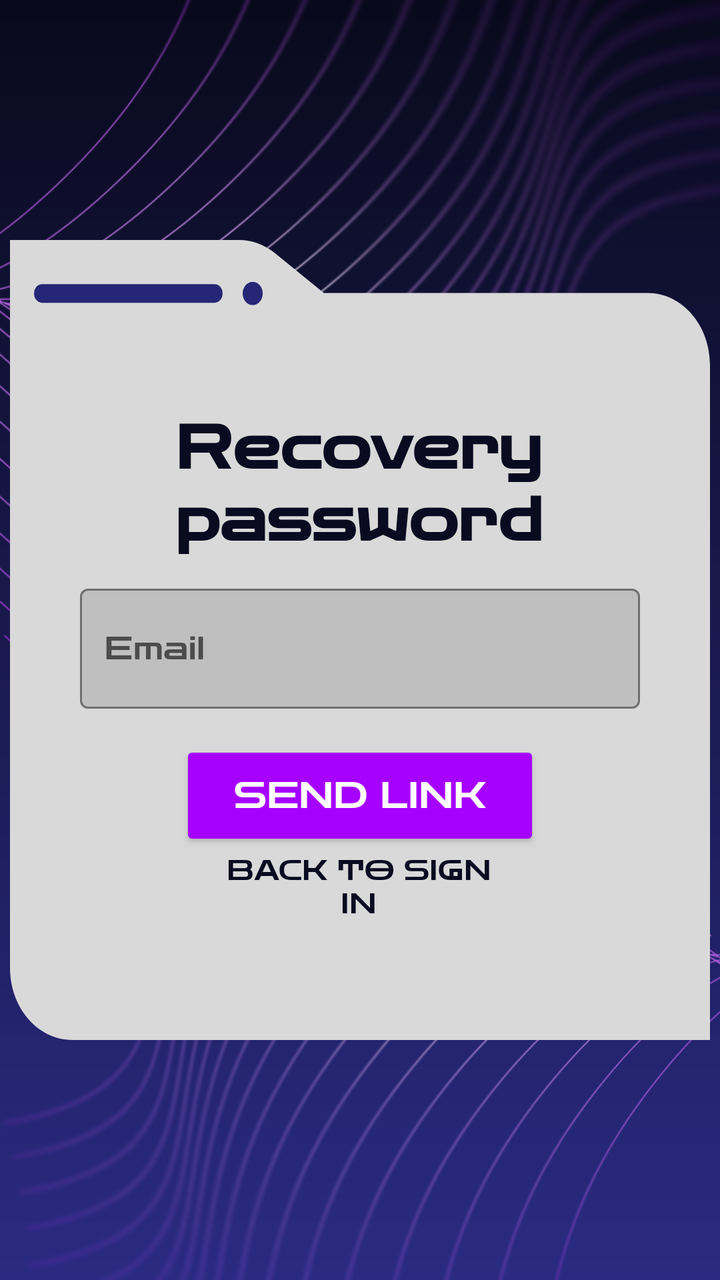
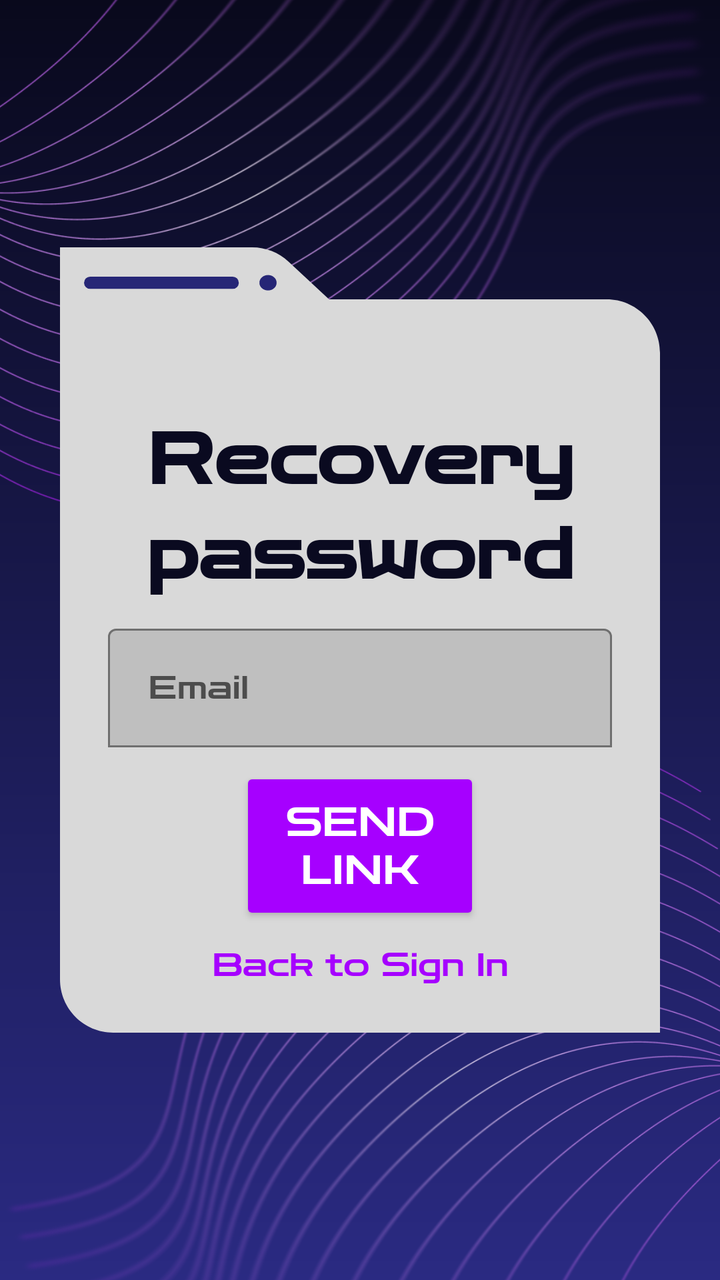

Two renders of the same Android screen: before a commit and after it. Below are the layout's source before the change and the commit's diff.
<!-- AndroidManifest.xml: application theme Theme.MaterialComponents.DayNight.NoActionBar -->
<!-- res/layout/activity_recovery.xml -->
<?xml version="1.0" encoding="utf-8"?>
<androidx.constraintlayout.widget.ConstraintLayout
    xmlns:android="http://schemas.android.com/apk/res/android"
    xmlns:app="http://schemas.android.com/apk/res-auto"
    xmlns:tools="http://schemas.android.com/tools"
    android:layout_width="match_parent"
    android:layout_height="match_parent">

    
    <ImageView
        android:id="@+id/gradientBg"
        android:layout_width="0dp"
        android:layout_height="0dp"
        android:scaleType="fitXY"
        android:src="@drawable/gradient_bg"
        app:layout_constraintBottom_toBottomOf="parent"
        app:layout_constraintEnd_toEndOf="parent"
        app:layout_constraintStart_toStartOf="parent"
        app:layout_constraintTop_toTopOf="parent" />

    
    <ImageView
        android:id="@+id/linesTopLeft"
        android:layout_width="550dp"
        android:layout_height="500dp"
        android:layout_marginStart="-175dp"
        android:layout_marginTop="-130dp"
        android:alpha="1"
        android:src="@drawable/lines2_2"
        app:layout_constraintStart_toStartOf="parent"
        app:layout_constraintTop_toTopOf="parent" />

    <ImageView
        android:id="@+id/linesBottomRight"
        android:layout_width="550dp"
        android:layout_height="500dp"
        android:layout_marginEnd="-175dp"
        android:layout_marginBottom="-130dp"
        android:alpha="1"
        android:src="@drawable/lines2_1"
        app:layout_constraintBottom_toBottomOf="parent"
        app:layout_constraintEnd_toEndOf="parent" />

    
    <ImageView
        android:id="@+id/contentBackground"
        android:layout_width="350dp"
        android:layout_height="400dp"
        android:src="@drawable/back_window_1"
        android:scaleType="fitXY"
        android:alpha="1"
        app:layout_constraintTop_toTopOf="parent"
        app:layout_constraintBottom_toBottomOf="parent"
        app:layout_constraintStart_toStartOf="parent"
        app:layout_constraintEnd_toEndOf="parent" />

    

    

    <TextView
        android:id="@+id/titleText"
        android:layout_width="271dp"
        android:layout_height="84dp"
        android:layout_marginTop="80dp"
        android:fontFamily="@font/zen_dots"
        android:gravity="center"
        android:text="Recovery password"
        android:textColor="#0A0A20"
        android:textSize="30sp"
        android:textStyle="bold"
        app:layout_constraintEnd_toEndOf="@id/contentBackground"
        app:layout_constraintHorizontal_bias="0.493"
        app:layout_constraintStart_toStartOf="@id/contentBackground"
        app:layout_constraintTop_toTopOf="@id/contentBackground" />

    <com.google.android.material.textfield.TextInputLayout
        android:id="@+id/emailLayout"
        android:layout_width="280dp"
        android:layout_height="wrap_content"
        android:layout_marginTop="5dp"
        android:hint="Email"
        app:boxBackgroundMode="outline"
        app:boxStrokeColor="#0A0A20"
        app:boxCornerRadiusTopStart="4dp"
        app:boxCornerRadiusTopEnd="4dp"
        app:boxCornerRadiusBottomStart="4dp"
        app:boxCornerRadiusBottomEnd="4dp"
        app:layout_constraintTop_toBottomOf="@id/titleText"
        app:layout_constraintStart_toStartOf="@id/contentBackground"
        app:layout_constraintEnd_toEndOf="@id/contentBackground">

        <com.google.android.material.textfield.TextInputEditText
            android:id="@+id/emailInput"
            android:layout_width="match_parent"
            android:layout_height="60dp"
            android:fontFamily="@font/zen_dots"
            android:inputType="textEmailAddress"
            android:padding="12dp"
            android:textColor="#0A0A20" />

    </com.google.android.material.textfield.TextInputLayout>

    
    <Button
        android:id="@+id/sendLinkButton"
        android:layout_width="180dp"
        android:layout_height="55dp"
        android:layout_marginTop="16dp"
        android:fontFamily="@font/zen_dots"
        android:text="Send link"
        android:textColor="#FFFFFF"
        android:textSize="18sp"
        app:backgroundTint="#A600FF"
        app:cornerRadius="4dp"
        app:layout_constraintEnd_toEndOf="@id/contentBackground"
        app:layout_constraintStart_toStartOf="@id/contentBackground"
        app:layout_constraintTop_toBottomOf="@id/emailLayout" />

    
    <Button
        android:id="@+id/backToSignInButton"
        android:layout_width="143dp"
        android:layout_height="34dp"
        android:background="@android:color/transparent"
        android:clickable="true"
        android:focusable="true"
        android:fontFamily="@font/zen_dots"
        android:padding="1dp"
        android:text="Back to sign in"
        android:textColor="#0A0A20"
        android:textSize="14sp"
        app:backgroundTint="@android:color/transparent"
        app:layout_constraintEnd_toEndOf="@id/contentBackground"
        app:layout_constraintHorizontal_bias="0.497"
        app:layout_constraintStart_toStartOf="@id/contentBackground"
        app:layout_constraintTop_toBottomOf="@id/sendLinkButton" />

</androidx.constraintlayout.widget.ConstraintLayout>
<!-- resources referenced by this layout -->
<resources>
  <!-- drawable back_window_1 (drawable) -->
  <vector xmlns:android="http://schemas.android.com/apk/res/android"
      android:width="349dp"
      android:height="344dp"
      android:viewportWidth="349"
      android:viewportHeight="344">
    <path
        android:pathData="M114.22,0C120.58,0 126.8,1.96 132.01,5.62L156.5,22.79H318C335.12,22.79 349,36.67 349,53.79V344H31C13.88,344 0,330.12 0,313V0H114.22Z"
        android:fillColor="#D9D9D9"/>
    <path
        android:pathData="M126,23C126,25.76 123.76,28 121,28C118.24,28 116,25.76 116,23C116,20.24 118.24,18 121,18C123.76,18 126,20.24 126,23Z"
        android:fillColor="#262676"/>
    <path
        android:pathData="M16,19L102,19A4,4 0,0 1,106 23L106,23A4,4 0,0 1,102 27L16,27A4,4 0,0 1,12 23L12,23A4,4 0,0 1,16 19z"
        android:fillColor="#262676"/>
  </vector>
  <!-- drawable gradient_bg (drawable) -->
  <shape xmlns:android="http://schemas.android.com/apk/res/android">
      <gradient
          android:startColor="#09091C"
          android:endColor="#2A2A82"
          android:angle="270"/>
  </shape>
  <!-- drawable lines2_1: png bitmap (drawable, 464063 bytes) -->
  <!-- drawable lines2_2: png bitmap (drawable, 445353 bytes) -->
</resources>

<!-- the commit's change to res/layout/activity_recovery.xml (unified diff, before → after) -->
@@ -6,7 +6,6 @@
     android:layout_width="match_parent"
     android:layout_height="match_parent">
 
-    
     <ImageView
         android:id="@+id/gradientBg"
         android:layout_width="0dp"
@@ -18,121 +17,136 @@
         app:layout_constraintStart_toStartOf="parent"
         app:layout_constraintTop_toTopOf="parent" />
 
-    
     <ImageView
         android:id="@+id/linesTopLeft"
-        android:layout_width="550dp"
-        android:layout_height="500dp"
-        android:layout_marginStart="-175dp"
-        android:layout_marginTop="-130dp"
-        android:alpha="1"
-        android:src="@drawable/lines2_2"
+        android:layout_width="wrap_content"
+        android:layout_height="wrap_content"
+        android:scaleX="1.55"
+        android:scaleY="1.2"
+        android:layout_marginStart="-100dp"
+        android:layout_marginTop="-250dp"
         app:layout_constraintStart_toStartOf="parent"
-        app:layout_constraintTop_toTopOf="parent" />
+        app:layout_constraintTop_toTopOf="parent"
+        android:src="@drawable/lines2_2" />
 
     <ImageView
-        android:id="@+id/linesBottomRight"
-        android:layout_width="550dp"
-        android:layout_height="500dp"
-        android:layout_marginEnd="-175dp"
-        android:layout_marginBottom="-130dp"
-        android:alpha="1"
-        android:src="@drawable/lines2_1"
-        app:layout_constraintBottom_toBottomOf="parent"
-        app:layout_constraintEnd_toEndOf="parent" />
+        android:id="@+id/linesTopRight"
+        android:layout_width="wrap_content"
+        android:layout_height="wrap_content"
+        android:scaleX="1.55"
+        android:scaleY="1.2"
+        android:layout_marginStart="100dp"
+        android:layout_marginTop="250dp"
+        app:layout_constraintStart_toStartOf="parent"
+        app:layout_constraintTop_toTopOf="parent"
+        android:src="@drawable/lines2_1" />
 
-    
     <ImageView
         android:id="@+id/contentBackground"
-        android:layout_width="350dp"
-        android:layout_height="400dp"
+        android:layout_width="0dp"
+        android:layout_height="0dp"
+        android:layout_margin="30dp"
+        app:layout_constraintDimensionRatio="9:16"
         android:src="@drawable/back_window_1"
-        android:scaleType="fitXY"
-        android:alpha="1"
+        app:layout_constraintBottom_toBottomOf="parent"
+        app:layout_constraintEnd_toEndOf="parent"
+        app:layout_constraintStart_toStartOf="parent"
         app:layout_constraintTop_toTopOf="parent"
-        app:layout_constraintBottom_toBottomOf="parent"
-        app:layout_constraintStart_toStartOf="parent"
-        app:layout_constraintEnd_toEndOf="parent" />
+        app:layout_constraintVertical_bias="0.5" />
 
-    
+    <LinearLayout
+        android:id="@+id/titleContainer"
+        android:layout_width="wrap_content"
+        android:layout_height="wrap_content"
+        android:orientation="vertical"
+        android:gravity="center"
+        app:layout_constraintStart_toStartOf="@id/contentBackground"
+        app:layout_constraintEnd_toEndOf="@id/contentBackground"
+        app:layout_constraintTop_toTopOf="@id/contentBackground"
+        app:layout_constraintBottom_toBottomOf="@id/contentBackground"
+        app:layout_constraintVertical_bias="0.35">
 
-    
+        <TextView
+            android:id="@+id/titleText_1"
+            android:layout_width="wrap_content"
+            android:layout_height="wrap_content"
+            android:fontFamily="@font/zen_dots"
+            android:text="@string/recovery_1"
+            android:textColor="@color/dark_blue"
+            android:textSize="35sp"
+            android:textStyle="bold"
+            android:gravity="center" />
 
-    <TextView
-        android:id="@+id/titleText"
-        android:layout_width="271dp"
-        android:layout_height="84dp"
-        android:layout_marginTop="80dp"
-        android:fontFamily="@font/zen_dots"
-        android:gravity="center"
-        android:text="Recovery password"
-        android:textColor="#0A0A20"
-        android:textSize="30sp"
-        android:textStyle="bold"
-        app:layout_constraintEnd_toEndOf="@id/contentBackground"
-        app:layout_constraintHorizontal_bias="0.493"
-        app:layout_constraintStart_toStartOf="@id/contentBackground"
-        app:layout_constraintTop_toTopOf="@id/contentBackground" />
+        <TextView
+            android:id="@+id/titleText_2"
+            android:layout_width="wrap_content"
+            android:layout_height="wrap_content"
+            android:fontFamily="@font/zen_dots"
+            android:text="@string/recovery_2"
+            android:textColor="@color/dark_blue"
+            android:textSize="35sp"
+            android:textStyle="bold"
+            android:gravity="center"
+            android:layout_marginTop="4dp" />
+
+    </LinearLayout>
 
     <com.google.android.material.textfield.TextInputLayout
         android:id="@+id/emailLayout"
-        android:layout_width="280dp"
+        android:layout_width="0dp"
         android:layout_height="wrap_content"
-        android:layout_marginTop="5dp"
-        android:hint="Email"
+        android:layout_marginStart="24dp"
+        android:layout_marginEnd="24dp"
+        android:layout_marginTop="10dp"
+        android:hint="@string/email"
         app:boxBackgroundMode="outline"
-        app:boxStrokeColor="#0A0A20"
-        app:boxCornerRadiusTopStart="4dp"
-        app:boxCornerRadiusTopEnd="4dp"
-        app:boxCornerRadiusBottomStart="4dp"
-        app:boxCornerRadiusBottomEnd="4dp"
-        app:layout_constraintTop_toBottomOf="@id/titleText"
+        app:boxCornerRadius="4dp"
+        app:layout_constraintTop_toBottomOf="@id/titleContainer"
         app:layout_constraintStart_toStartOf="@id/contentBackground"
         app:layout_constraintEnd_toEndOf="@id/contentBackground">
 
         <com.google.android.material.textfield.TextInputEditText
             android:id="@+id/emailInput"
             android:layout_width="match_parent"
-            android:layout_height="60dp"
+            android:layout_height="wrap_content"
+            android:textColor="@color/dark_blue"
+            android:padding="20dp"
             android:fontFamily="@font/zen_dots"
-            android:inputType="textEmailAddress"
-            android:padding="12dp"
-            android:textColor="#0A0A20" />
+            android:inputType="textEmailAddress" />
 
     </com.google.android.material.textfield.TextInputLayout>
 
-    
     <Button
         android:id="@+id/sendLinkButton"
-        android:layout_width="180dp"
-        android:layout_height="55dp"
-        android:layout_marginTop="16dp"
+        android:layout_width="0dp"
+        android:layout_height="wrap_content"
+        android:layout_marginTop="10dp"
+        android:layout_marginStart="90dp"
+        android:padding="15dp"
+        android:layout_marginEnd="90dp"
         android:fontFamily="@font/zen_dots"
-        android:text="Send link"
-        android:textColor="#FFFFFF"
-        android:textSize="18sp"
-        app:backgroundTint="#A600FF"
+        android:text="@string/send_link"
+        android:textColor="@color/white_text"
+        android:textSize="20sp"
+        app:backgroundTint="@color/purple"
         app:cornerRadius="4dp"
         app:layout_constraintEnd_toEndOf="@id/contentBackground"
         app:layout_constraintStart_toStartOf="@id/contentBackground"
         app:layout_constraintTop_toBottomOf="@id/emailLayout" />
 
-    
-    <Button
-        android:id="@+id/backToSignInButton"
-        android:layout_width="143dp"
-        android:layout_height="34dp"
-        android:background="@android:color/transparent"
+    <TextView
+        android:id="@+id/registerNowText"
+        android:layout_width="wrap_content"
+        android:layout_height="wrap_content"
+        android:layout_marginTop="2dp"
+        android:fontFamily="@font/zen_dots"
+        android:text="@string/back_to_sign_in"
+        android:textColor="@color/purple"
+        android:textSize="16sp"
         android:clickable="true"
         android:focusable="true"
-        android:fontFamily="@font/zen_dots"
-        android:padding="1dp"
-        android:text="Back to sign in"
-        android:textColor="#0A0A20"
-        android:textSize="14sp"
-        app:backgroundTint="@android:color/transparent"
+        android:padding="8dp"
         app:layout_constraintEnd_toEndOf="@id/contentBackground"
-        app:layout_constraintHorizontal_bias="0.497"
         app:layout_constraintStart_toStartOf="@id/contentBackground"
         app:layout_constraintTop_toBottomOf="@id/sendLinkButton" />
 
<!-- resource entries referenced after the edit -->
@@ -1,19 +1,22 @@
 <!-- resources referenced by this layout -->
 <resources>
+  <color name="dark_blue">#0A0A20</color>
+  <color name="purple">#A600FF</color>
+  <color name="white_text">#FFFFFF</color>
   <!-- drawable back_window_1 (drawable) -->
   <vector xmlns:android="http://schemas.android.com/apk/res/android"
       android:width="349dp"
-      android:height="344dp"
+      android:height="457dp"
       android:viewportWidth="349"
-      android:viewportHeight="344">
+      android:viewportHeight="457">
     <path
-        android:pathData="M114.22,0C120.58,0 126.8,1.96 132.01,5.62L156.5,22.79H318C335.12,22.79 349,36.67 349,53.79V344H31C13.88,344 0,330.12 0,313V0H114.22Z"
+        android:pathData="M111.8,0C119.64,0 127.19,2.97 132.93,8.32L156.5,30.27H318C335.12,30.27 349,44.15 349,61.27V457H31C13.88,457 0,443.12 0,426V0H111.8Z"
         android:fillColor="#D9D9D9"/>
     <path
-        android:pathData="M126,23C126,25.76 123.76,28 121,28C118.24,28 116,25.76 116,23C116,20.24 118.24,18 121,18C123.76,18 126,20.24 126,23Z"
+        android:pathData="M17.58,17.03L100.42,17.03A3.58,3.58 0,0 1,104 20.61L104,20.61A3.58,3.58 0,0 1,100.42 24.19L17.58,24.19A3.58,3.58 0,0 1,14 20.61L14,20.61A3.58,3.58 0,0 1,17.58 17.03z"
         android:fillColor="#262676"/>
     <path
-        android:pathData="M16,19L102,19A4,4 0,0 1,106 23L106,23A4,4 0,0 1,102 27L16,27A4,4 0,0 1,12 23L12,23A4,4 0,0 1,16 19z"
+        android:pathData="M116,20.61a5,4.48 0,1 0,10 0a5,4.48 0,1 0,-10 0z"
         android:fillColor="#262676"/>
   </vector>
   <!-- drawable gradient_bg (drawable) -->
@@ -25,5 +28,10 @@
   </shape>
   <!-- drawable lines2_1: png bitmap (drawable, 464063 bytes) -->
   <!-- drawable lines2_2: png bitmap (drawable, 445353 bytes) -->
+  <string name="back_to_sign_in">Back to Sign In</string>
+  <string name="email">Email</string>
+  <string name="recovery_1">Recovery</string>
+  <string name="recovery_2">password</string>
+  <string name="send_link">Send link</string>
 </resources>
 
